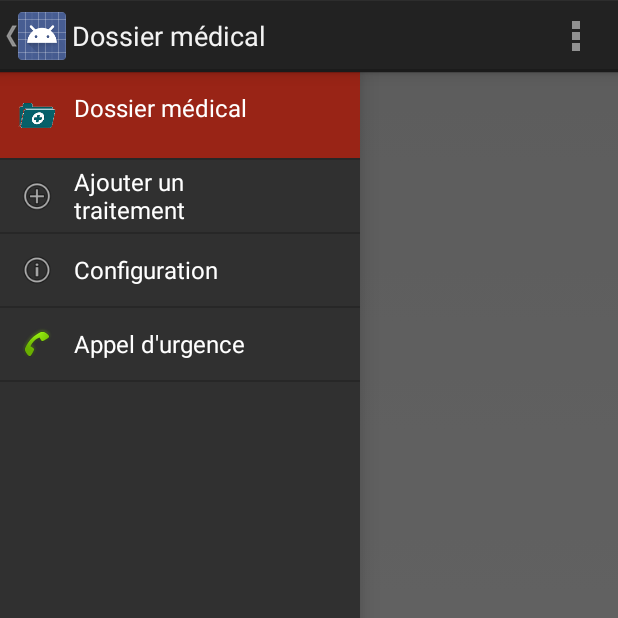
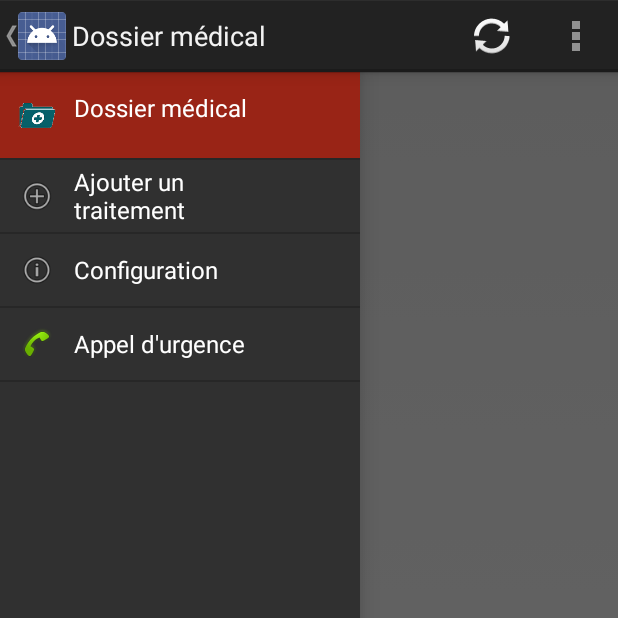
Before and after one commit to JonathanGeoffroy/LifeMonitor, an Android app: the screen it shows after launch (MyActivity), with the side drawer open, on a phone screen of 412 x 824 dp, the top half of it. Run offline under Robolectric (Android 15) with nearby library versions, the phone set to English and light mode, and no system bars; our stand-ins replace Volley; network calls fail; 2 statements that could not run were skipped.

Commit message:
fix : refresh button in show medical record

```diff
--- a/app/src/main/java/lifemonitor/application/controller/medicalRecord/ShowMedicalRecordActivity.java
+++ b/app/src/main/java/lifemonitor/application/controller/medicalRecord/ShowMedicalRecordActivity.java
@@ -64,6 +64,9 @@ public class ShowMedicalRecordActivity extends Fragment {
         });
         // Find Medical Record information from REST Service
         refreshListView();
+
+        setHasOptionsMenu(true);
+
         return rootView;
     }
 
@@ -96,7 +99,7 @@ public class ShowMedicalRecordActivity extends Fragment {
     @Override
     public void onCreateOptionsMenu(Menu menu, MenuInflater inflater) {
         // Inflate the menu items for use in the action bar
-        inflater.inflate(R.menu.menu_show_medical_record, menu);
+       inflater.inflate(R.menu.menu_show_medical_record, menu);
         super.onCreateOptionsMenu(menu,inflater);
     }
 
--- a/app/src/main/res/menu/menu_show_medical_record.xml
+++ b/app/src/main/res/menu/menu_show_medical_record.xml
@@ -5,6 +5,4 @@
         android:icon="@android:drawable/ic_popup_sync"
         android:showAsAction="ifRoom"
         android:title="@string/popup_sync" />
-    <item android:id="@+id/action_settings" android:title="@string/action_settings"
-        android:orderInCategory="100" android:showAsAction="never" />
 </menu>
```
